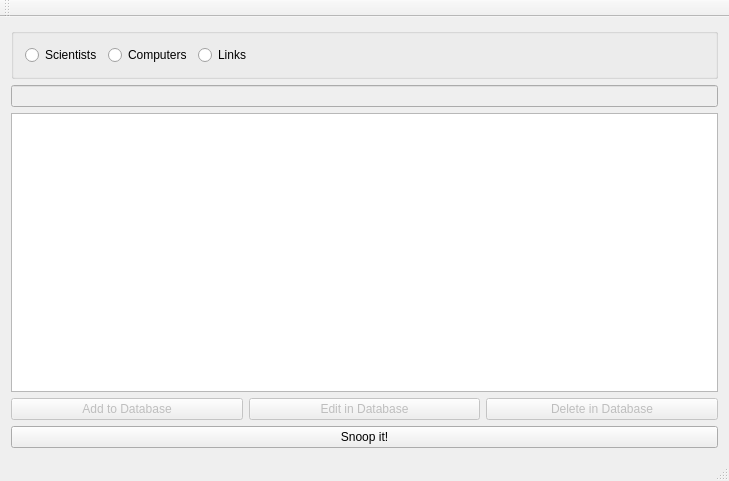
Old version of the form LetsRockTryAgain/mainmenu.ui in the repository Chris951306/VK1Group10.
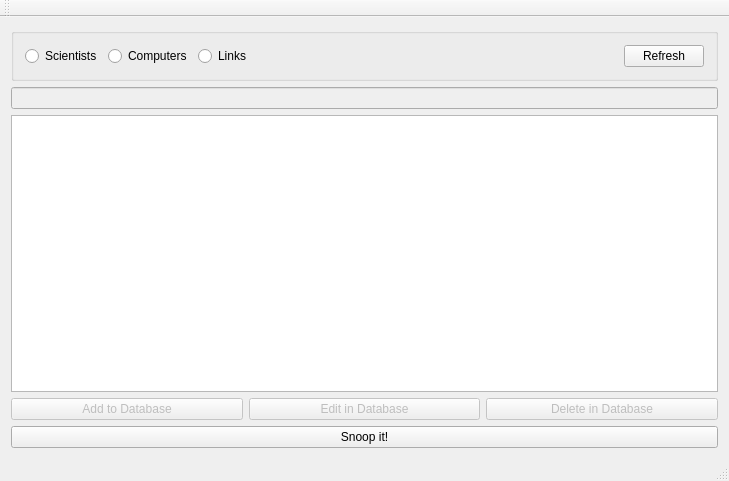
New version of the form.

Commit message: Made refresh button and error messages in add links

```diff
--- a/LetsRockTryAgain/mainmenu.ui
+++ b/LetsRockTryAgain/mainmenu.ui
@@ -55,6 +55,13 @@
          </property>
         </spacer>
        </item>
+       <item>
+        <widget class="QPushButton" name="refreshButton">
+         <property name="text">
+          <string>Refresh</string>
+         </property>
+        </widget>
+       </item>
       </layout>
      </widget>
     </item>
```
The commit also changes 4 other files.
